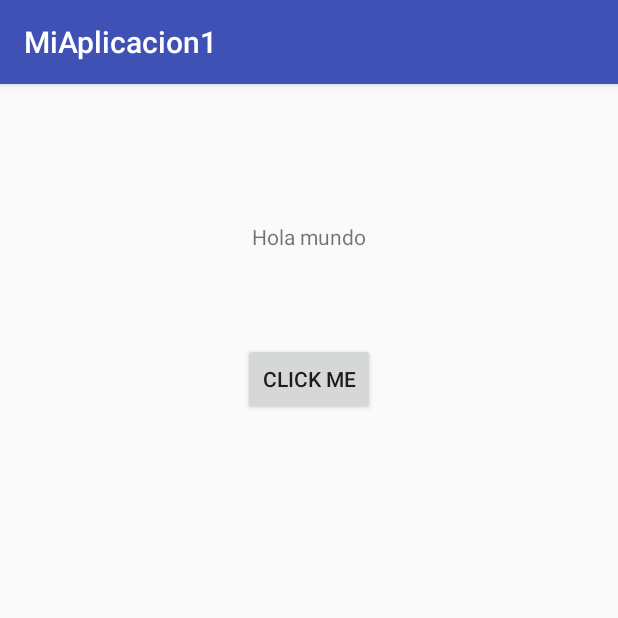
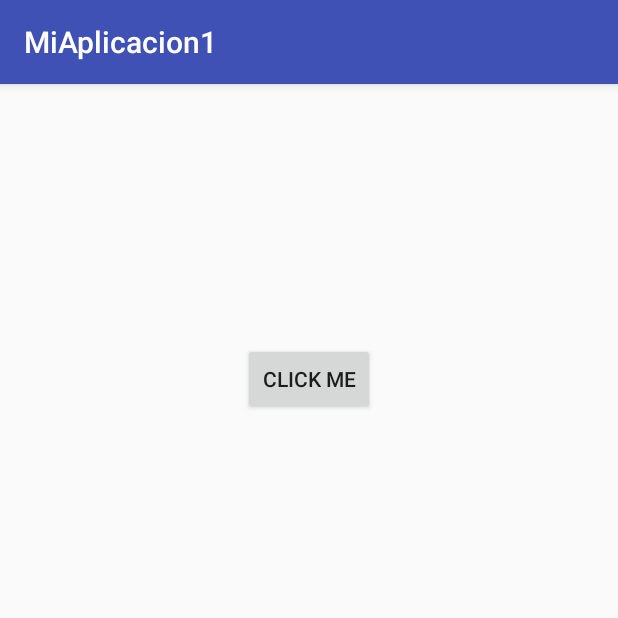
Before and after one commit to cesarCoto/Hola_Mundo, an Android app: the screen it shows after launch (MainActivity), on a phone screen of 412 x 824 dp, the top half of it. Run offline under Robolectric (Android 15) with nearby library versions, the phone set to English and light mode, and no system bars.

Commit message:
Aplicacion terminada lector de eventos en Android

```diff
--- a/app/src/main/java/com/robot/maker/miaplicacion1/MainActivity.java
+++ b/app/src/main/java/com/robot/maker/miaplicacion1/MainActivity.java
@@ -2,12 +2,32 @@ package com.robot.maker.miaplicacion1;
 
 import android.support.v7.app.AppCompatActivity;
 import android.os.Bundle;
+import android.view.View;
+import android.widget.Button;
+import android.widget.TextView;
 
 public class MainActivity extends AppCompatActivity {
+
+
+    Button btn_click;
+    TextView tv_hola;
 
     @Override
     protected void onCreate(Bundle savedInstanceState) {
         super.onCreate(savedInstanceState);
         setContentView(R.layout.activity_main);
+
+
+        btn_click = (Button) findViewById(R.id.button_clickme);
+        tv_hola = (TextView) findViewById(R.id.textView_hola_mundo);
+
+        btn_click.setOnClickListener(new View.OnClickListener() {
+            @Override
+            public void onClick(View v) {
+
+                tv_hola.setVisibility(View.VISIBLE);
+
+            }
+        });
     }
 }
--- a/app/src/main/res/layout/activity_main.xml
+++ b/app/src/main/res/layout/activity_main.xml
@@ -14,7 +14,8 @@
         android:layout_alignParentTop="true"
         android:layout_marginTop="76dp"
         android:text="@string/hola_mundo"
-        android:textAlignment="center" />
+        android:textAlignment="center"
+        android:visibility="invisible" />
 
     <Button
         android:id="@+id/button_clickme"
@@ -24,4 +25,5 @@
         android:layout_centerHorizontal="true"
         android:layout_marginTop="61dp"
         android:text="@string/click_me" />
+
 </RelativeLayout>
```
